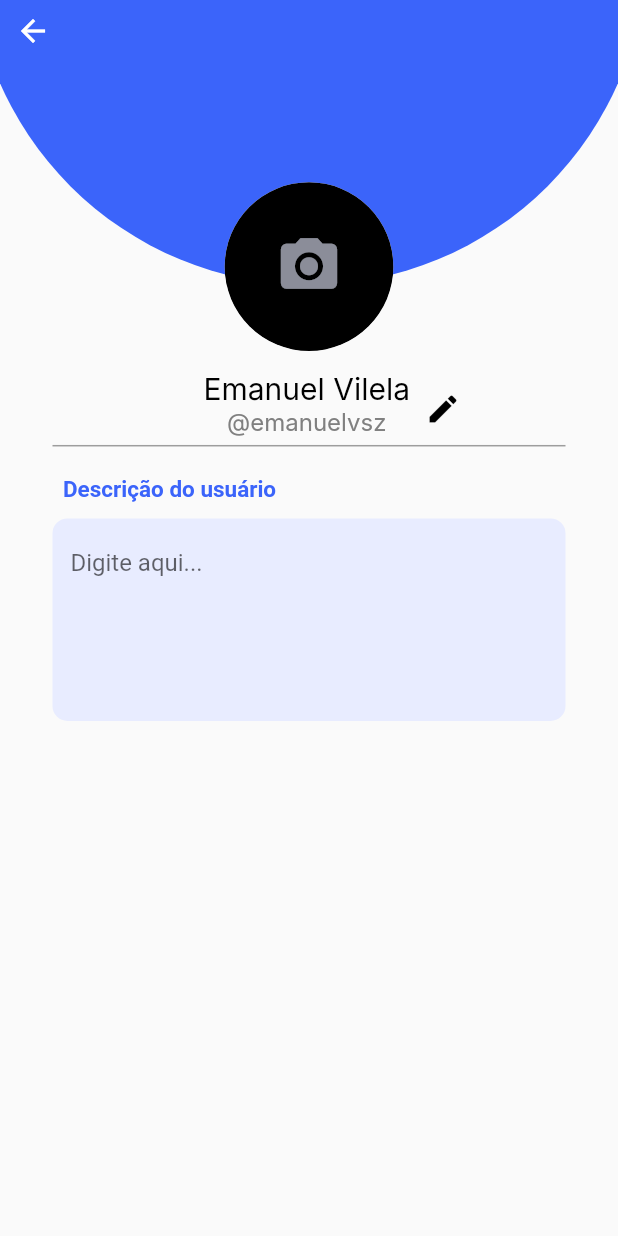
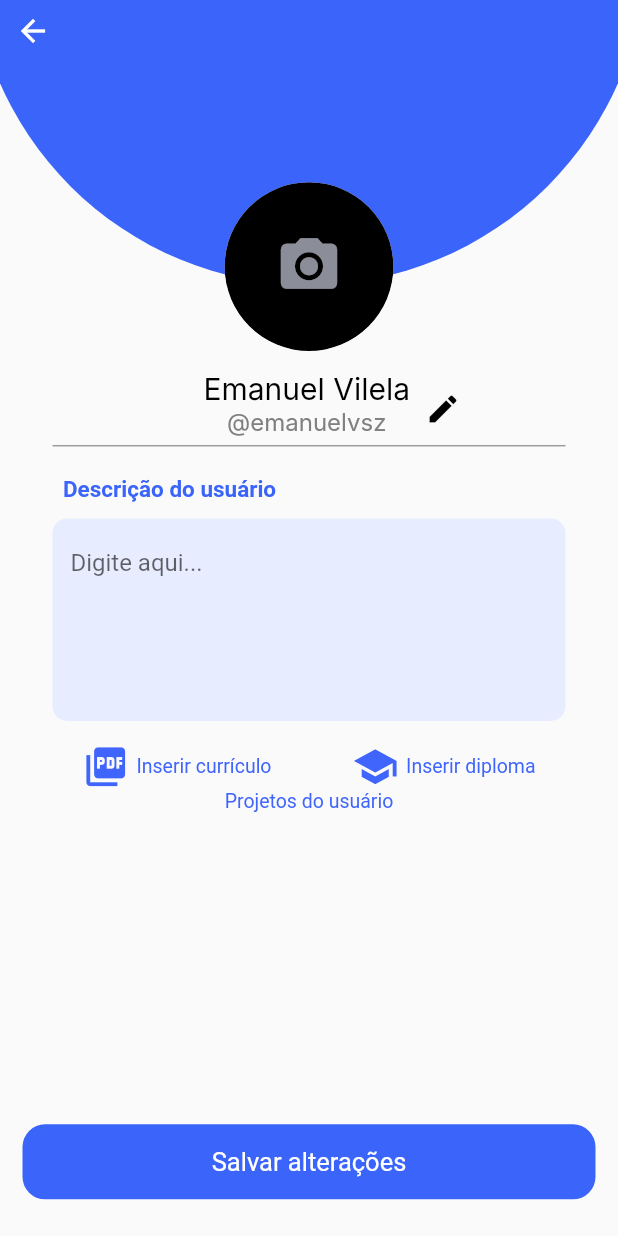
Before and after one commit to mrleonardobrito/inova, a Flutter app: the EditUser screen opened directly, on a phone screen of 412 x 824 dp. Run offline on Flutter 3.47's test engine with Material 2 defaults, Android fonts, the phone set to English and light mode, and no system bars; our stand-ins replace image_picker, mask_text_input_formatter; Roboto replaces fonts that are missing (Inter).

Commit message:
criando widget de botão proseguir e itens de arquivo

```diff
--- a/lib/main.dart
+++ b/lib/main.dart
@@ -12,7 +12,7 @@ import 'src/widget/bottom_bar_navigator.dart';
 void main() {
   runApp(
     const MaterialApp(
-      home: Cadastro(),
+      home: EditUser(),
     ),
   );
 }
--- a/lib/src/pages/user/edit_user_page.dart
+++ b/lib/src/pages/user/edit_user_page.dart
@@ -1,6 +1,8 @@
 import 'package:flutter/material.dart';
+import 'package:whatinif/src/pages/user/edit_user_page_widgets/bottom_section_widget.dart';
 import 'package:whatinif/src/pages/user/edit_user_page_widgets/header_section_widget.dart';
 import 'package:whatinif/src/pages/user/edit_user_page_widgets/main_section_widget.dart';
+
 
 class EditUser extends StatefulWidget {
   const EditUser({Key? key}) : super(key: key);
@@ -28,10 +30,16 @@ class _EditUserState extends State<EditUser> {
                 child: HeaderSectionWidget(),
               ),
               Container(
-                height: MediaQuery.of(context).size.height * 0.64,
+                height: MediaQuery.of(context).size.height * 0.52,
                 width: MediaQuery.of(context).size.width,
                 color: Colors.transparent,
                 child: MainSectionWidget(),
+              ),
+              Container(
+                height: MediaQuery.of(context).size.height * 0.12,
+                width: MediaQuery.of(context).size.width,
+                color: Colors.transparent,
+                child: BottomSectionWidget(),
               ),
             ],
           )
--- /dev/null
+++ b/lib/src/pages/user/edit_user_page_widgets/bottom_section_widget.dart
@@ -0,0 +1,45 @@
+import 'package:flutter/material.dart';
+import 'package:whatinif/src/pages/user/user_page.dart';
+
+class BottomSectionWidget extends StatefulWidget {
+  const BottomSectionWidget({Key? key}) : super(key: key);
+
+  @override
+  _BottomSectionWidgetState createState() => _BottomSectionWidgetState();
+}
+
+class _BottomSectionWidgetState extends State<BottomSectionWidget> {
+  @override
+  Widget build(BuildContext context) {
+    double _width = MediaQuery.of(context).size.width;
+    double _height = MediaQuery.of(context).size.height;
+
+    double textFieldRadius = 10;
+
+    print(_width);
+    return Center(
+      child: Padding(
+          padding: EdgeInsets.symmetric(horizontal: 15),
+          child: Container(
+            width: _width,
+            height: 50,
+            decoration: BoxDecoration(
+                color: Color(0xFF3B64FA),
+                borderRadius: BorderRadius.circular(15)),
+            child: GestureDetector(
+              onTap: () {
+                Navigator.push(
+                  context,
+                  MaterialPageRoute(builder: (context) => UserPage()),
+                );
+              },
+              child: Center(
+                  child: Text(
+                'Salvar alterações',
+                style: TextStyle(color: Colors.white, fontSize: 17),
+              )),
+            ),
+          )),
+    );
+  }
+}
--- a/lib/src/pages/user/edit_user_page_widgets/main_section_widget.dart
+++ b/lib/src/pages/user/edit_user_page_widgets/main_section_widget.dart
@@ -69,6 +69,54 @@ class _MainSectionWidgetState extends State<MainSectionWidget> {
                       ),
                     ),
                   ),
+                  Container(
+                    margin: EdgeInsets.only(top: 15),
+                    child: Padding(
+                      padding: EdgeInsets.symmetric(horizontal: 20),
+                      child: Row(
+                        children: [
+                          GestureDetector(
+                            child: Row(
+                              children: [
+                                Icon(
+                                  Icons.picture_as_pdf,
+                                  size: 31,
+                                  color: Color(0xFF4065FC),
+                                ),
+                                Container(
+                                  margin: EdgeInsets.only(left: 5),
+                                  child: Text('Inserir currículo', style: TextStyle(color: Color(0xFF4065FC), fontSize: 13),),
+                                )
+                              ],
+                            )
+                          ),
+                          Spacer(),
+                          GestureDetector(
+                              child: Row(
+                                children: [
+                                  Icon(
+                                    Icons.school,
+                                    size: 31,
+                                    color: Color(0xFF4065FC),
+                                  ),
+                                  Container(
+                                    margin: EdgeInsets.only(left: 5),
+                                    child: Text('Inserir diploma', style: TextStyle(color: Color(0xFF4065FC), fontSize: 13),),
+                                  )
+                                ],
+                              )
+                          ),
+                        ],
+                      ),
+                    )
+                  ),
+                  Container(
+                    child: Column(
+                      children: [
+                        Text('Projetos do usuário', style: TextStyle(color: Color(0xFF4065FC), fontSize: 13),),
+                      ],
+                    )
+                  )
                 ],
               ),
             )
--- a/pubspec.yaml
+++ b/pubspec.yaml
@@ -14,7 +14,7 @@ description: A new Flutter project.
 version: 1.0.0+1
 
 environment:
-  sdk: ">=2.12.0 <3.0.0"
+  sdk: '>=2.12.0 <3.0.0'
 
 dependencies:
   flutter:
@@ -22,6 +22,8 @@ dependencies:
   mask_text_input_formatter: ^2.3.0
   http: ^0.13.5
   image_picker: ^0.8.3
+
+  font_awesome_flutter: ^8.8.1
 
 dev_dependencies:
   flutter_test:
```
Also changed, not shown: pubspec.lock.
